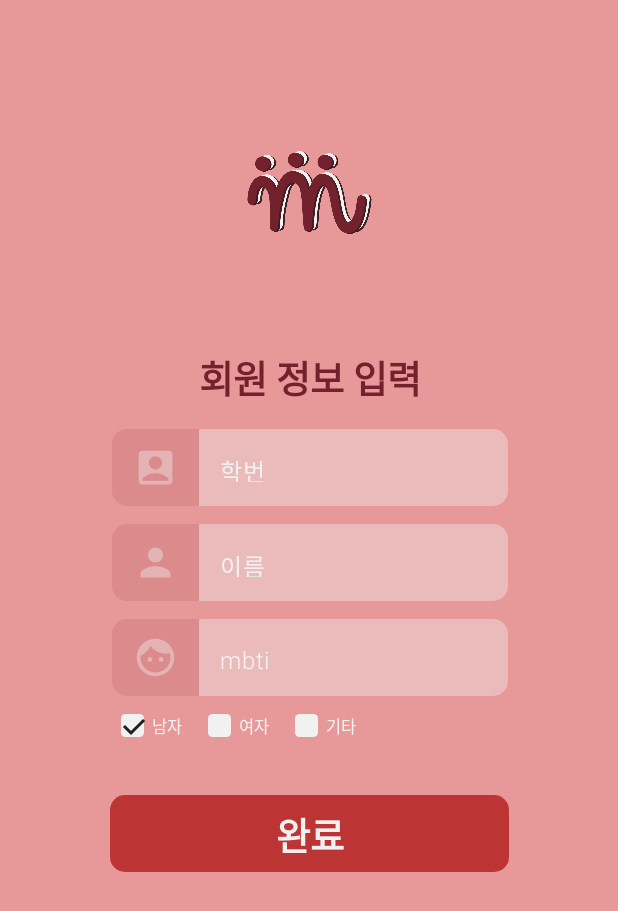
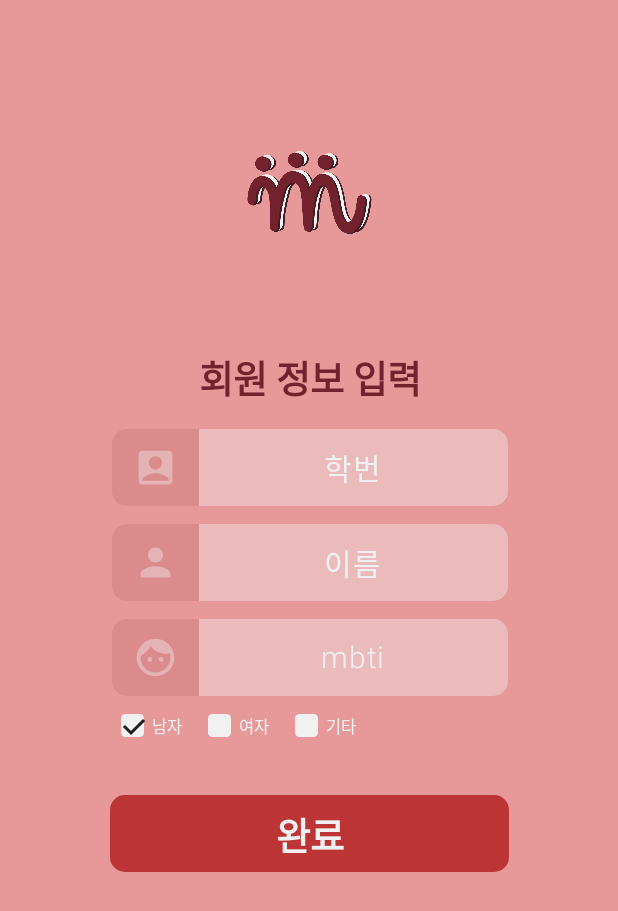
Before and after one commit to kw-friends/kw-friends-android, an Android app built with Jetpack Compose: the composable AuthScreen shown on its own in the app's theme, on a phone screen of 412 x 824 dp. Shown: the top 911 px of the screen. Run offline under Robolectric (Android 15) with nearby library versions, the phone set to English and light mode, and no system bars; our stand-ins replace Firebase (no records; nobody signed in at launch, a user with empty details on screens opened directly).

Commit message:
TextfieldStyle1 디자인 수정(TextField -> BasicTextField / 포커스 반응 추가)

```diff
--- a/app/src/main/java/hello/kwfriends/ui/component/TextfieldStyle1.kt
+++ b/app/src/main/java/hello/kwfriends/ui/component/TextfieldStyle1.kt
@@ -1,25 +1,30 @@
 package hello.kwfriends.ui.component
 
 import androidx.compose.foundation.background
+import androidx.compose.foundation.interaction.MutableInteractionSource
 import androidx.compose.foundation.layout.Box
 import androidx.compose.foundation.layout.Row
 import androidx.compose.foundation.layout.Spacer
+import androidx.compose.foundation.layout.fillMaxSize
 import androidx.compose.foundation.layout.height
 import androidx.compose.foundation.layout.size
 import androidx.compose.foundation.layout.width
 import androidx.compose.foundation.shape.RoundedCornerShape
+import androidx.compose.foundation.text.BasicTextField
 import androidx.compose.foundation.text.KeyboardOptions
 import androidx.compose.material.icons.Icons
 import androidx.compose.material.icons.filled.Preview
-import androidx.compose.material3.ExperimentalMaterial3Api
 import androidx.compose.material3.Icon
 import androidx.compose.material3.Text
-import androidx.compose.material3.TextField
-import androidx.compose.material3.TextFieldDefaults
 import androidx.compose.runtime.Composable
+import androidx.compose.runtime.getValue
+import androidx.compose.runtime.mutableStateOf
+import androidx.compose.runtime.remember
+import androidx.compose.runtime.setValue
 import androidx.compose.ui.Alignment
 import androidx.compose.ui.Modifier
 import androidx.compose.ui.draw.clip
+import androidx.compose.ui.focus.onFocusChanged
 import androidx.compose.ui.graphics.Color
 import androidx.compose.ui.graphics.vector.ImageVector
 import androidx.compose.ui.text.TextStyle
@@ -27,12 +32,18 @@ import androidx.compose.ui.text.font.FontWeight
 import androidx.compose.ui.text.input.KeyboardType
 import androidx.compose.ui.text.input.PasswordVisualTransformation
 import androidx.compose.ui.text.input.VisualTransformation
+import androidx.compose.ui.text.style.TextAlign
 import androidx.compose.ui.tooling.preview.Preview
 import androidx.compose.ui.unit.dp
+import androidx.compose.ui.unit.sp
 
-@OptIn(ExperimentalMaterial3Api::class)
 @Composable
-fun TextfieldStyle1(text: String, icon: ImageVector, isPassword: Boolean = false, value: String,  onValueChange: (String) -> Unit){
+fun TextfieldStyle1(placeholder: String, icon: ImageVector, isPassword: Boolean = false, value: String,  onValueChange: (String) -> Unit){
+    val interactionSource = remember { MutableInteractionSource() }
+    var containerColor by remember { mutableStateOf(Color(0x66F1F1F1)) }
+    var textColor by remember { mutableStateOf(Color(0xFFF1F1F1)) }
+    var placeholderColor by remember { mutableStateOf(Color(0xFFF1F1F1)) }
+
     Box {
         Row {
             Spacer(
@@ -40,32 +51,54 @@ fun TextfieldStyle1(text: String, icon: ImageVector, isPassword: Boolean = false
                     .width(56.dp)
                     .height(51.dp)
             )
-            val containerColor = Color(0x66F1F1F1)
-            TextField(
+            BasicTextField(
                 value = value,
                 onValueChange = onValueChange,
+                modifier = Modifier
+                    .width(208.dp)
+                    .height(51.dp)
+                    .onFocusChanged {
+                        if (it.isFocused) {
+                            containerColor = Color(0xFFF1F1F1)
+                            textColor = Color.Black
+                            placeholderColor = Color.Gray
+                        } else {
+                            containerColor = Color(0x66F1F1F1)
+                            textColor = Color(0xFFF1F1F1)
+                            placeholderColor = Color(0xFFF1F1F1)
+                        }
+                    }
+                ,
+                interactionSource = interactionSource,
                 singleLine = true,
-                placeholder = {
-                    Text(text = text, color = Color(0xFFF1F1F1), fontWeight = FontWeight(300))
-                },
-                colors = TextFieldDefaults.colors(
-                    focusedTextColor = Color(0xFFF1F1F1),
-                    unfocusedTextColor = Color(0xFFF1F1F1),
-                    focusedContainerColor = containerColor,
-                    unfocusedContainerColor = containerColor,
-                    disabledContainerColor = containerColor,
-                    focusedIndicatorColor = Color.Transparent,
-                    unfocusedIndicatorColor = Color.Transparent,
+                textStyle = TextStyle(
+                    fontSize = 20.sp,
+                    fontWeight = FontWeight(300),
+                    color = textColor,
+                    textAlign = TextAlign.Center
                 ),
-                textStyle = TextStyle(
-                    fontWeight = FontWeight(300),
-                ),
-                modifier = Modifier
-                    .clip(RoundedCornerShape(0.dp, 10.dp, 10.dp, 0.dp))
-                    .width(208.dp)
-                    .height(51.dp),
-                visualTransformation = if(isPassword) PasswordVisualTransformation() else VisualTransformation.None,
-                keyboardOptions = if(isPassword) KeyboardOptions(keyboardType = KeyboardType.Password) else KeyboardOptions.Default
+                visualTransformation = if(isPassword && value.isNotEmpty()) PasswordVisualTransformation() else VisualTransformation.None,
+                keyboardOptions = if(isPassword && value.isNotEmpty()) KeyboardOptions(keyboardType = KeyboardType.Password) else KeyboardOptions.Default,
+                decorationBox = { innerTextField ->
+                    Box(
+                        modifier = Modifier
+                            .fillMaxSize()
+                            .clip(RoundedCornerShape(0.dp, 10.dp, 10.dp, 0.dp))
+                            .background(containerColor),
+                        contentAlignment = Alignment.Center
+                    ){
+                        if(value.isEmpty())
+                            Text(
+                                text = placeholder,
+                                fontSize = 20.sp,
+                                fontWeight = FontWeight(300),
+                                color = placeholderColor,
+                                textAlign = TextAlign.Center
+                            )
+                        // you have to invoke this function then cursor will focus and you will able to write something
+                        innerTextField.invoke()
+                    }
+                }
             )
         }
         Box {
--- a/app/src/main/java/hello/kwfriends/ui/component/TextfieldStyle2.kt
+++ b/app/src/main/java/hello/kwfriends/ui/component/TextfieldStyle2.kt
@@ -9,7 +9,6 @@ import androidx.compose.foundation.layout.width
 import androidx.compose.foundation.shape.RoundedCornerShape
 import androidx.compose.foundation.text.BasicTextField
 import androidx.compose.foundation.text.KeyboardOptions
-import androidx.compose.material3.ExperimentalMaterial3Api
 import androidx.compose.material3.Text
 import androidx.compose.runtime.Composable
 import androidx.compose.runtime.getValue
@@ -31,7 +30,6 @@ import androidx.compose.ui.tooling.preview.Preview
 import androidx.compose.ui.unit.dp
 import androidx.compose.ui.unit.sp
 
-@OptIn(ExperimentalMaterial3Api::class)
 @Composable
 fun TextfieldStyle2(placeholder: String, isPassword: Boolean = false, value: String,  onValueChange: (String) -> Unit){
     val interactionSource = remember { MutableInteractionSource() }
--- a/app/src/main/java/hello/kwfriends/ui/screens/auth/AuthScreen.kt
+++ b/app/src/main/java/hello/kwfriends/ui/screens/auth/AuthScreen.kt
@@ -125,14 +125,14 @@ fun AuthScreen(modifier: Modifier = Modifier, viewModel: AuthViewModel) {
                     )
                     Spacer(modifier = Modifier.height(80.dp))
                     TextfieldStyle1(
-                        text = "KW WEB-MAIL",
+                        placeholder = "KW WEB-MAIL",
                         icon = Icons.Default.Email,
                         value = viewModel.inputEmail,
                         onValueChange = { viewModel.setInputEmailText(it) }
                     )
                     Spacer(modifier = Modifier.height(12.dp))
                     TextfieldStyle1(
-                        text = "PASSWORD",
+                        placeholder = "PASSWORD",
                         icon = Icons.Default.Lock,
                         value = viewModel.inputPassword,
                         isPassword = true,
@@ -364,21 +364,21 @@ fun AuthScreen(modifier: Modifier = Modifier, viewModel: AuthViewModel) {
                     TextStyle1("회원 정보 입력")
                     Spacer(modifier = Modifier.height(16.dp))
                     TextfieldStyle1(
-                        text = "학번",
+                        placeholder = "학번",
                         icon = Icons.Default.AccountBox,
                         value = viewModel.inputStdNum,
                         onValueChange = { viewModel.setInputStdNumText(it) }
                     )
                     Spacer(modifier = Modifier.height(12.dp))
                     TextfieldStyle1(
-                        text = "이름",
+                        placeholder = "이름",
                         icon = Icons.Default.Person,
                         value = viewModel.inputName,
                         onValueChange = { viewModel.setInputNameText(it) }
                     )
                     Spacer(modifier = Modifier.height(12.dp))
                     TextfieldStyle1(
-                        text = "mbti",
+                        placeholder = "mbti",
                         icon = Icons.Default.Face,
                         value = viewModel.inputMbti,
                         onValueChange = { viewModel.setInputMbtiText(it) }
@@ -443,14 +443,14 @@ fun AuthScreen(modifier: Modifier = Modifier, viewModel: AuthViewModel) {
                     TextStyle1("회원 정보 입력")
                     Spacer(modifier = Modifier.height(16.dp))
                     TextfieldStyle1(
-                        text = "단과대",
+                        placeholder = "단과대",
                         icon = Icons.Default.LocationOn,
                         value = viewModel.inputCollege,
                         onValueChange = { viewModel.setInputCollegeText(it) }
                     )
                     Spacer(modifier = Modifier.height(12.dp))
                     TextfieldStyle1(
-                        text = "학부",
+                        placeholder = "학부",
                         icon = Icons.Default.Home,
                         value = viewModel.inputDepartment,
                         onValueChange = { viewModel.setInputDepartmentText(it) }
@@ -521,14 +521,14 @@ fun AuthScreen(modifier: Modifier = Modifier, viewModel: AuthViewModel) {
                     TextStyle1("회원 탈퇴")
                     Spacer(modifier = Modifier.height(16.dp))
                     TextfieldStyle1(
-                        text = "광운대학교 웹메일",
+                        placeholder = "광운대학교 웹메일",
                         icon = Icons.Default.AccountBox,
                         value = viewModel.inputEmail,
                         onValueChange = { viewModel.setInputEmailText(it) }
                     )
                     Spacer(modifier = Modifier.height(12.dp))
                     TextfieldStyle1(
-                        text = "비밀번호",
+                        placeholder = "비밀번호",
                         icon = Icons.Default.Person,
                         value = viewModel.inputPassword,
                         onValueChange = { viewModel.setInputPasswordText(it) },
```
